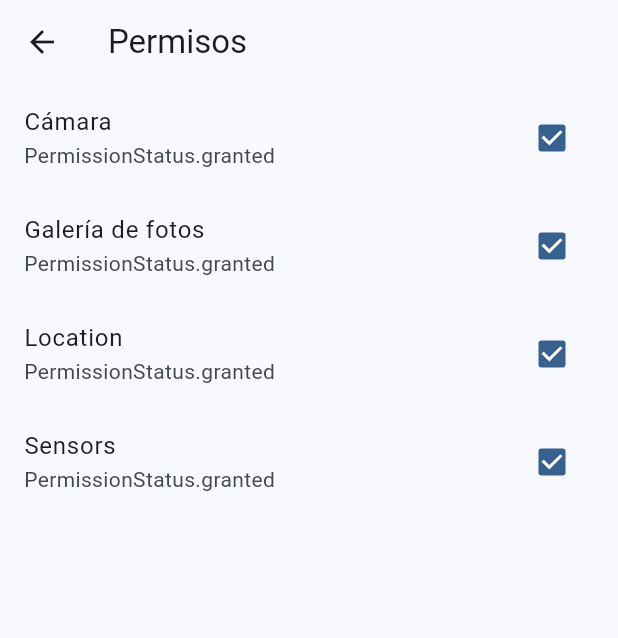
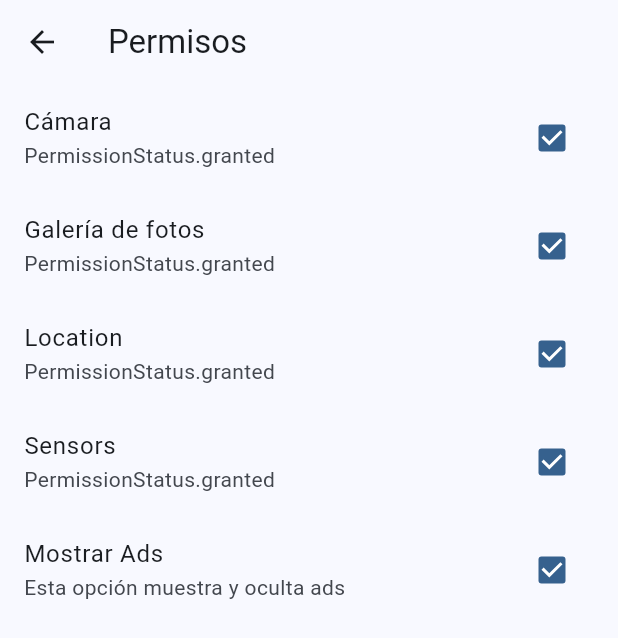
Before and after one commit to Klerith/flutter-permissions-app, a Flutter app: the screen it shows after launch, after a tap on the "settings" icon, on a phone screen of 412 x 824 dp. Shown: the top 638 px of the screen. Run offline on Flutter 3.47's test engine with Material 2 defaults, Android fonts, the phone set to English and light mode, and no system bars; our stand-ins replace dio, flutter_compass, flutter_riverpod, geolocator, go_router, google_fonts and 7 more; missing offline and left inert: flutter_app_badger, quick_actions; network calls fail.

Commit message:
Fin sección 12

```diff
--- a/lib/config/config.dart
+++ b/lib/config/config.dart
@@ -3,7 +3,9 @@
 export 'router/app_router.dart';
 export 'theme/app_theme.dart';
 
+export 'plugins/admob_plugin.dart';
 export 'plugins/app_badge_plugin.dart';
 export 'plugins/local_auth_plugin.dart';
 export 'plugins/quick_actions_plugin.dart';
 export 'plugins/share_plugin.dart';
+export 'plugins/share_preferences_plugin.dart';
--- /dev/null
+++ b/lib/config/plugins/share_preferences_plugin.dart
@@ -0,0 +1,22 @@
+import 'package:shared_preferences/shared_preferences.dart';
+
+
+class SharePreferencesPlugin {
+
+  static Future<SharedPreferences> _getPrefs() {
+    return SharedPreferences.getInstance();
+  }
+
+
+  static Future<void> setBool( String key, bool value ) async {
+    final prefs = await _getPrefs();
+    await prefs.setBool(key, value);
+  }
+
+  static Future<bool?> getBool( String key ) async {
+    final prefs = await _getPrefs();
+    return prefs.getBool(key);
+  }
+
+
+}
--- a/lib/config/router/app_router.dart
+++ b/lib/config/router/app_router.dart
@@ -86,4 +86,15 @@ final router = GoRouter(
       builder: (context, state) => const BadgeScreen(),
     ),
 
+    // Ads
+    GoRoute(
+      path: '/ad-fullscreen',
+      builder: (context, state) => const AdFullScreen(),
+    ),
+
+    GoRoute(
+      path: '/ad-rewarded',
+      builder: (context, state) => const AdRewardedScreen(),
+    ),
+
 ]);
--- a/lib/main.dart
+++ b/lib/main.dart
@@ -4,8 +4,10 @@ import 'package:flutter_riverpod/flutter_riverpod.dart';
 import 'package:miscelaneos/config/config.dart';
 import 'package:miscelaneos/presentation/providers/providers.dart';
 
-void main() {
+void main() async {
   WidgetsFlutterBinding.ensureInitialized();
+
+  await AdmobPlugin.initialize();
 
   QuickActionsPlugin.registerActions();
 
--- /dev/null
+++ b/lib/presentation/providers/ads/admob_points_provider.dart
@@ -0,0 +1,6 @@
+import 'package:flutter_riverpod/flutter_riverpod.dart';
+
+
+final adPointsProvider = StateProvider<int>((ref) {
+  return 0;
+});
--- /dev/null
+++ b/lib/presentation/providers/ads/admob_providers.dart
@@ -0,0 +1,37 @@
+import 'package:flutter_riverpod/flutter_riverpod.dart';
+import 'package:google_mobile_ads/google_mobile_ads.dart';
+import 'package:miscelaneos/config/config.dart';
+import 'package:miscelaneos/presentation/providers/providers.dart';
+
+
+
+final adBannerProvider = FutureProvider<BannerAd>((ref) async {
+
+  final showAds = ref.watch(showAdsProvider);
+  if ( !showAds ) throw 'Ads están bloqueadas';
+
+
+  final ad = await AdmobPlugin.loadBannerAd();
+
+  return ad;
+});
+
+final adInterstitialProvider = FutureProvider.autoDispose<InterstitialAd>((ref) async {
+
+  final showAds = ref.watch(showAdsProvider);
+  if ( !showAds ) throw 'Ads están bloqueadas';
+
+  final ad = await AdmobPlugin.loadInterstitialAd();
+
+  return ad;
+});
+
+final adRewardedProvider = FutureProvider.autoDispose<RewardedAd>((ref) async {
+
+  final showAds = ref.watch(showAdsProvider);
+  if ( !showAds ) throw 'Ads están bloqueadas';
+
+  final ad = await AdmobPlugin.loadRewardedAd();
+
+  return ad;
+});
--- /dev/null
+++ b/lib/presentation/providers/ads/show_ads_provider.dart
@@ -0,0 +1,37 @@
+import 'package:flutter_riverpod/flutter_riverpod.dart';
+import 'package:miscelaneos/config/config.dart';
+
+
+const storeKey = 'showAds';
+
+class ShowAdsNotifier extends StateNotifier<bool> {
+
+  ShowAdsNotifier(): super(false) {
+    checkAdsState();
+  }
+
+
+  void checkAdsState() async {
+    state = await SharePreferencesPlugin.getBool(storeKey) ?? true;
+  }
+
+  void removeAds() {
+    SharePreferencesPlugin.setBool(storeKey, false);
+    state = false;
+  }
+
+  void showAds() {
+    SharePreferencesPlugin.setBool(storeKey, true);
+    state = true;
+  }
+
+  void toggleAds() {
+    state ? removeAds() : showAds();
+  }
+
+
+}
+
+final showAdsProvider = StateNotifierProvider<ShowAdsNotifier, bool>((ref) {
+  return ShowAdsNotifier();
+});
--- a/lib/presentation/providers/providers.dart
+++ b/lib/presentation/providers/providers.dart
@@ -33,3 +33,8 @@ export 'location/map_controller_provider.dart';
 
 // Badge
 export 'badge/badge_counter_provider.dart';
+
+// ads
+export 'ads/admob_providers.dart';
+export 'ads/admob_points_provider.dart';
+export 'ads/show_ads_provider.dart';
--- a/lib/presentation/screens/home/home_screen.dart
+++ b/lib/presentation/screens/home/home_screen.dart
@@ -1,15 +1,25 @@
 import 'package:flutter/material.dart';
+import 'package:flutter_riverpod/flutter_riverpod.dart';
 import 'package:go_router/go_router.dart';
+import 'package:google_mobile_ads/google_mobile_ads.dart';
 
+import 'package:miscelaneos/presentation/providers/providers.dart';
 import 'package:miscelaneos/presentation/widgets/widgets.dart';
 
-class HomeScreen extends StatelessWidget {
+class HomeScreen extends ConsumerWidget {
   const HomeScreen({super.key});
 
   @override
-  Widget build(BuildContext context) {
+  Widget build(BuildContext context, ref ) {
+
+    final adBannerAsync = ref.watch( adBannerProvider );
+
     return Scaffold(
-      body: Padding(
+      body: Column(
+        children: [
+
+          Expanded(
+            child: Padding(
               padding: const EdgeInsets.symmetric(horizontal: 30),
               child: CustomScrollView(
                 slivers: [
@@ -29,6 +39,21 @@ class HomeScreen extends StatelessWidget {
                 ],
               ),
             ),
+          ),
+
+          // Ad Banner
+          adBannerAsync.when(
+            data: (bannerAd) => SizedBox(
+              width: bannerAd.size.width.toDouble(),
+              height: bannerAd.size.height.toDouble(),
+              child: AdWidget( ad: bannerAd ),
+            ),
+            error: (_, __) => const SizedBox(),
+            loading: () => const SizedBox(),
+          ),
+
+        ],
+      ),
     );
   }
 }
--- a/lib/presentation/screens/permissions/permissions_screen.dart
+++ b/lib/presentation/screens/permissions/permissions_screen.dart
@@ -23,6 +23,7 @@ class _PermissionsView extends ConsumerWidget {
   Widget build(BuildContext context, ref) {
 
     final permissions = ref.watch( permissionsProvider );
+    final showAds = ref.watch( showAdsProvider );
 
 
 
@@ -65,6 +66,15 @@ class _PermissionsView extends ConsumerWidget {
           },
         ),
 
+        CheckboxListTile(
+          value: showAds,
+          title: const Text('Mostrar Ads'),
+          subtitle: const Text('Esta opción muestra y oculta ads'),
+          onChanged: ( _ ) {
+            ref.read(showAdsProvider.notifier).toggleAds();
+          },
+        ),
+
 
 
 
--- a/lib/presentation/screens/screens.dart
+++ b/lib/presentation/screens/screens.dart
@@ -26,3 +26,7 @@ export 'location/map_screen.dart';
 
 // Badge
 export 'badge/badge_screen.dart';
+
+// Ads
+export 'ads/ad_full_screen.dart';
+export 'ads/ad_rewarded_screen.dart';
--- a/lib/presentation/widgets/shared/main_menu.dart
+++ b/lib/presentation/widgets/shared/main_menu.dart
@@ -28,6 +28,10 @@ final menuItems = <MenuItem>[
 
   // Badge
   MenuItem('Badge', Icons.notification_important, '/badge'),
+
+  // Ads
+  MenuItem('Ad Full', Icons.ad_units_rounded, '/ad-fullscreen'),
+  MenuItem('Ad Reward', Icons.fort_sharp, '/ad-rewarded'),
 
 ];
 
@@ -89,7 +93,7 @@ class HomeMenuItem extends StatelessWidget {
           children: [
             Icon( icon, color: Colors.white, size: 40 ),
             const SizedBox(height: 10),
-            Text(title, textAlign: TextAlign.center, style: const TextStyle(color: Colors.white, fontSize: 10 ),)
+            Text(title, textAlign: TextAlign.center, overflow: TextOverflow.ellipsis, style: const TextStyle(color: Colors.white ),)
           ],
         ),
       ),
--- a/pubspec.yaml
+++ b/pubspec.yaml
@@ -17,11 +17,13 @@ dependencies:
   go_router: ^7.0.0
   google_fonts: ^4.0.4
   google_maps_flutter: ^2.2.6
+  google_mobile_ads: ^3.0.0
   local_auth: ^2.1.6
   permission_handler: ^10.2.0
   quick_actions: ^1.0.5
   sensors_plus: ^3.0.0
   share_plus: ^7.0.0
+  shared_preferences: ^2.1.1
 
 dev_dependencies:
   change_app_package_name: ^1.1.0
```
Also changed, not shown: lib/config/plugins/admob_plugin.dart (added, +143 -0 lines), lib/presentation/screens/ads/ad_full_screen.dart (added, +40 -0 lines), lib/presentation/screens/ads/ad_rewarded_screen.dart (added, +40 -0 lines), pubspec.lock, 3 other files. Lines whose indentation alone changed are shown as unchanged.
